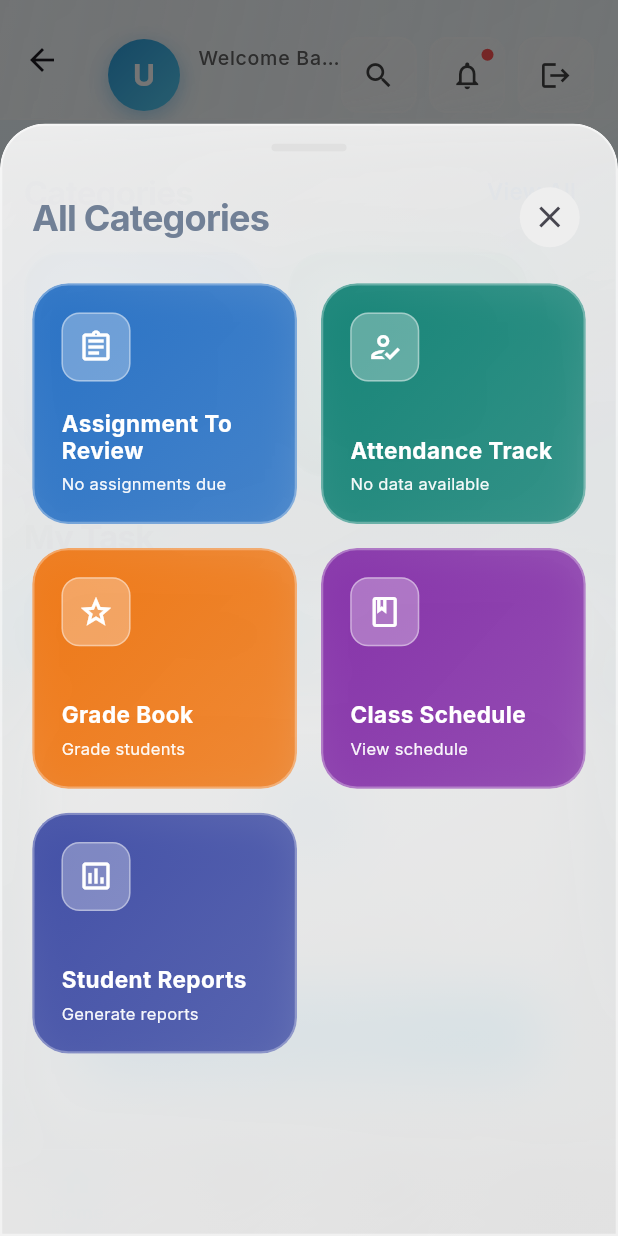
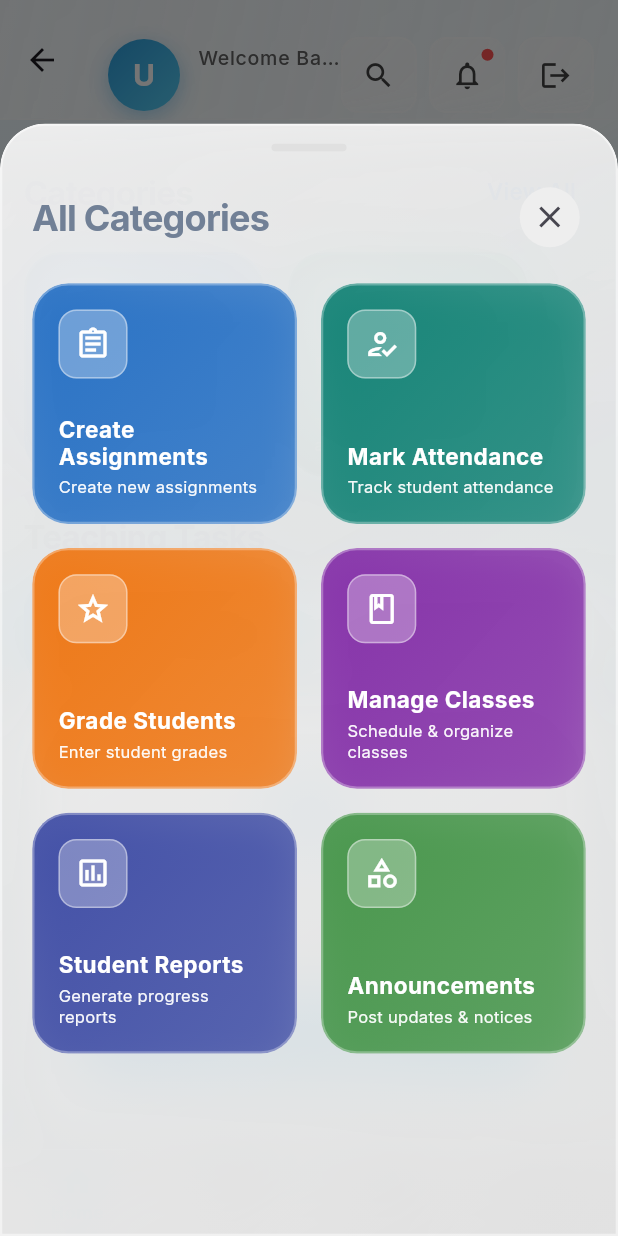
Before and after one commit to Innocent-Gershon/front-end_-_Backend_Implementation_Group-15, a Flutter app: the _HomeScreenContent screen opened directly with empty values, after a tap on "View All", on a phone screen of 412 x 824 dp. Run offline on Flutter 3.47's test engine with Material 3 defaults, Android fonts, the phone set to English and light mode, and no system bars; our stand-ins replace animate_do, cloud_firestore, equatable, firebase_auth, firebase_core, flutter_bloc and 2 more; accounts and stored records are empty; network calls fail.

Commit message:
Add detailed role-based UI architecture and user-specific task sections

```diff
--- a/edu_bridge_01/lib/presentation/pages/home/home_screen.dart
+++ b/edu_bridge_01/lib/presentation/pages/home/home_screen.dart
@@ -4,6 +4,107 @@ import 'dart:ui';
 import '../../bloc/auth/auth_bloc.dart';
 import '../../bloc/auth/auth_state.dart';
 import '../../bloc/auth/auth_event.dart';
+
+/*
+ * ============================================================================
+ * EDUBRIDGE HOME SCREEN - ROLE-BASED UI ARCHITECTURE
+ * ============================================================================
+ *
+ * This screen implements a role-based dashboard system with clear relationships
+ * between different user types. The UI is designed with glassmorphism effects
+ * for a modern, premium look and feel.
+ *
+ * USER ROLE RELATIONSHIPS & BACKEND REQUIREMENTS:
+ * ============================================================================
+ *
+ * 1. TEACHER → STUDENT RELATIONSHIP (Content Creation → Consumption)
+ *    -----------------------------------------------------------------
+ *    Teachers CREATE content that Students CONSUME:
+ *
+ *    TEACHER ACTIONS                    →  STUDENT VIEWS
+ *    -----------------                     --------------
+ *    • Create Assignments               →  My Assignments (view & submit)
+ *    • Mark Attendance                  →  My Attendance (view records)
+ *    • Grade Students                   →  My Grades (check grades)
+ *    • Manage Classes (schedule)        →  My Classes (view schedule)
+ *    • Post Announcements               →  Announcements (read updates)
+ *    • Upload Study Resources           →  Study Resources (access materials)
+ *
+ *    Backend Implementation:
+ *    - Assignment collection: { teacherId, studentIds[], title, description, dueDate, status }
+ *    - Attendance collection: { teacherId, classId, studentId, date, status }
+ *    - Grades collection: { teacherId, studentId, subject, grade, remarks }
+ *    - Classes collection: { teacherId, studentIds[], schedule, subject }
+ *    - Announcements collection: { teacherId, classId, message, timestamp }
+ *
+ * 2. TEACHER/STUDENT → PARENT RELATIONSHIP (Monitoring & Communication)
+ *    -----------------------------------------------------------------
+ *    Parents MONITOR their child's activities and COMMUNICATE with teachers:
+ *
+ *    PARENT VIEWS                           ← DATA SOURCE
+ *    ------------                             -----------
+ *    • Child's Assignments                 ← Student's assignment data
+ *    • Child's Attendance                  ← Student's attendance records
+ *    • Child's Grades                      ← Student's academic performance
+ *    • Class Schedule                      ← Student's class timetable
+ *    • Teacher Communication               ← Messages from teachers
+ *    • School Announcements                ← School-wide updates
+ *
+ *    Backend Implementation:
+ *    - Parent-Child relationship: { parentId, childId (studentId) }
+ *    - Parent dashboard queries student data filtered by childId
+ *    - Teacher-Parent messaging: { teacherId, parentId, studentId, message, timestamp }
+ *
+ * 3. GUEST USER (Limited Access)
+ *    -----------------------------------------------------------------
+ *    • Explore Features (view app capabilities)
+ *    • Sign Up (create new account)
+ *    • About Us (learn about the platform)
+ *
+ * ============================================================================
+ * UI DESIGN CONSISTENCY:
+ * ============================================================================
+ * All user types (Teacher, Student, Parent) use the SAME glassmorphism design:
+ * - Glassmorphic app bar with blur effects
+ * - Category cards with gradient overlays
+ * - Task section with gradient buttons (Active/Completed)
+ * - Recent updates with glassmorphic containers
+ * - Minimalistic "Create Task" modal with clean, white background
+ *
+ * Color Schemes (User-specific):
+ * - Student: Purple gradient (#6C63FF → #9C95FF)
+ * - Teacher: Blue gradient (#2D9CDB → #56CCF2)
+ * - Parent: Red-Orange gradient (#EB5757 → #F2994A)
+ *
+ * ============================================================================
+ * BACKEND INTEGRATION GUIDE:
+ * ============================================================================
+ *
+ * To integrate this UI with the backend:
+ *
+ * 1. Replace placeholder data in _getAllCategories() with Firestore queries:
+ *    - Teachers: Query assignments, attendance records, grades to create
+ *    - Students: Query their assigned tasks, attendance, grades to view
+ *    - Parents: Query child's data using parent-child relationship
+ *
+ * 2. Implement _buildMyTaskSection() with real task data:
+ *    - Fetch active/completed tasks based on user type
+ *    - Teachers: Tasks to review/grade
+ *    - Students: Assigned homework/projects
+ *    - Parents: Child's pending tasks
+ *
+ * 3. Implement _buildRecentUpdatesSection() with real-time updates:
+ *    - Use Firestore snapshots for live updates
+ *    - Teachers: Student submissions, new messages
+ *    - Students: New assignments, grade updates
+ *    - Parents: Teacher messages, child's progress updates
+ *
+ * 4. Connect Create Task modal (_showAddTaskModal) to Firestore:
+ *    - Save task with userId, userType, priority, dueDate, etc.
+ *    - Implement proper error handling and success feedback
+ *
+ * ============================================================================
+ */
 
 enum UserType { teacher, student, parent, guest }
 
@@ -207,30 +308,34 @@ class _HomeScreenContentState extends State<_HomeScreenContent> with SingleTicke
 
   List<Map<String, dynamic>> _getAllCategories() {
     if (widget.userType == UserType.teacher) {
+      // Teacher creates/manages content that students consume
       return [
-        {'title': 'Assignment To Review', 'placeholder': 'No assignments due', 'color': Colors.blue[800]!},
-        {'title': 'Attendance Track', 'placeholder': 'No data available', 'color': Colors.teal[700]!},
-        {'title': 'Grade Book', 'placeholder': 'Grade students', 'color': Colors.orange[800]!},
-        {'title': 'Class Schedule', 'placeholder': 'View schedule', 'color': Colors.purple[700]!},
-        {'title': 'Student Reports', 'placeholder': 'Generate reports', 'color': Colors.indigo[700]!},
+        {'title': 'Create Assignments', 'placeholder': 'Create new assignments', 'color': Colors.blue[800]!},
+        {'title': 'Mark Attendance', 'placeholder': 'Track student attendance', 'color': Colors.teal[700]!},
+        {'title': 'Grade Students', 'placeholder': 'Enter student grades', 'color': Colors.orange[800]!},
+        {'title': 'Manage Classes', 'placeholder': 'Schedule & organize classes', 'color': Colors.purple[700]!},
+        {'title': 'Student Reports', 'placeholder': 'Generate progress reports', 'color': Colors.indigo[700]!},
+        {'title': 'Announcements', 'placeholder': 'Post updates & notices', 'color': Colors.green[700]!},
       ];
     } else if (widget.userType == UserType.student) {
+      // Student consumes content created by teachers
       return [
-        {'title': 'Upcoming Classes', 'placeholder': 'No classes scheduled', 'color': Colors.green[700]!},
-        {'title': 'My Grades', 'placeholder': 'View your grades', 'color': Colors.orange[800]!},
-        {'title': 'Assignments', 'placeholder': 'Submit work', 'color': Colors.blue[800]!},
-        {'title': 'Study Resources', 'placeholder': 'Access materials', 'color': Colors.purple[700]!},
-        {'title': 'Attendance Track', 'placeholder': 'View attendance', 'color': Colors.teal[700]!},
-        {'title': 'Exam Schedule', 'placeholder': 'Upcoming exams', 'color': Colors.red[700]!},
+        {'title': 'My Assignments', 'placeholder': 'View & submit assignments', 'color': Colors.blue[800]!},
+        {'title': 'My Attendance', 'placeholder': 'View attendance records', 'color': Colors.teal[700]!},
+        {'title': 'My Grades', 'placeholder': 'Check your grades', 'color': Colors.orange[800]!},
+        {'title': 'My Classes', 'placeholder': 'View class schedule', 'color': Colors.purple[700]!},
+        {'title': 'Study Resources', 'placeholder': 'Access learning materials', 'color': Colors.indigo[700]!},
+        {'title': 'Announcements', 'placeholder': 'Read school updates', 'color': Colors.green[700]!},
       ];
     } else if (widget.userType == UserType.parent) {
+      // Parent monitors child's activities (student data + teacher communications)
       return [
-        {'title': 'Child Progress', 'placeholder': 'No reports available', 'color': Colors.purple[700]!},
-        {'title': 'Attendance Track', 'placeholder': 'View attendance', 'color': Colors.teal[700]!},
-        {'title': 'Academic Reports', 'placeholder': 'View grades', 'color': Colors.orange[800]!},
-        {'title': 'Teacher Messages', 'placeholder': 'Chat with teachers', 'color': Colors.blue[800]!},
-        {'title': 'School Events', 'placeholder': 'Upcoming events', 'color': Colors.green[700]!},
-        {'title': 'Fee Payments', 'placeholder': 'Payment history', 'color': Colors.indigo[700]!},
+        {'title': "Child's Assignments", 'placeholder': 'Track assignment progress', 'color': Colors.blue[800]!},
+        {'title': "Child's Attendance", 'placeholder': 'Monitor attendance records', 'color': Colors.teal[700]!},
+        {'title': "Child's Grades", 'placeholder': 'View academic performance', 'color': Colors.orange[800]!},
+        {'title': 'Class Schedule', 'placeholder': "View child's timetable", 'color': Colors.purple[700]!},
+        {'title': 'Teacher Communication', 'placeholder': 'Messages from teachers', 'color': Colors.indigo[700]!},
+        {'title': 'School Announcements', 'placeholder': 'Important updates', 'color': Colors.green[700]!},
       ];
     } else {
       return [
@@ -631,75 +736,6 @@ class _HomeScreenContentState extends State<_HomeScreenContent> with SingleTicke
     );
   }
 
-  // Helper: Build glassmorphic text field for forms
-  Widget _buildGlassmorphicTextField({
-    required TextEditingController controller,
-    required String hint,
-    int maxLines = 1,
-  }) {
-    return ClipRRect(
-      borderRadius: BorderRadius.circular(16),
-      child: BackdropFilter(
-        filter: ImageFilter.blur(sigmaX: 10, sigmaY: 10),
-        child: Container(
-          decoration: BoxDecoration(
-            gradient: LinearGradient(
-              colors: [
-                Colors.white.withOpacity(0.7),
-                Colors.white.withOpacity(0.5),
-              ],
-            ),
-            borderRadius: BorderRadius.circular(16),
-            border: Border.all(
-              color: Colors.white.withOpacity(0.5),
-              width: 1.5,
-            ),
-          ),
-          child: TextField(
-            controller: controller,
-            maxLines: maxLines,
-            style: const TextStyle(fontSize: 15, color: Colors.black87),
-            decoration: InputDecoration(
-              hintText: hint,
-              hintStyle: TextStyle(color: Colors.grey[600]),
-              border: InputBorder.none,
-              contentPadding: const EdgeInsets.all(18),
-            ),
-          ),
-        ),
-      ),
-    );
-  }
-
-  // Helper: Build field label with optional required indicator
-  Widget _buildFieldLabel(String label, IconData icon, {bool required = false}) {
-    return Row(
-      children: [
-        Icon(icon, color: _getPrimaryGradientColor(), size: 20),
-        const SizedBox(width: 8),
-        Text(
-          label,
-          style: const TextStyle(
-            fontSize: 16,
-            fontWeight: FontWeight.bold,
-            color: Colors.black87,
-          ),
-        ),
-        if (required) ...[
-          const SizedBox(width: 4),
-          const Text(
-            '*',
-            style: TextStyle(
-              fontSize: 16,
-              fontWeight: FontWeight.bold,
-              color: Colors.red,
-            ),
-          ),
-        ],
-      ],
-    );
-  }
-
   // User-specific theme colors
   Color _getPrimaryGradientColor() {
     switch (widget.userType) {
@@ -1102,15 +1138,15 @@ class _HomeScreenContentState extends State<_HomeScreenContent> with SingleTicke
             children: [
               if (widget.userType == UserType.teacher) ...[
                 _buildEmptyCategoryCard(
-                  title: 'Assignment To Review',
-                  placeholder: 'No assignments due',
+                  title: 'Create Assignments',
+                  placeholder: 'Create new assignments',
                   color: Colors.blue[800]!,
                   context: context,
                 ),
                 const SizedBox(width: 16),
                 _buildEmptyCategoryCard(
-                  title: 'Attendance Track',
-                  placeholder: 'No data available',
+                  title: 'Mark Attendance',
+                  placeholder: 'Track student attendance',
                   color: Colors.teal[700]!,
                   context: context,
                 ),
@@ -1118,31 +1154,31 @@ class _HomeScreenContentState extends State<_HomeScreenContent> with SingleTicke
 
               if (widget.userType == UserType.student) ...[
                 _buildEmptyCategoryCard(
-                  title: 'Upcoming Classes',
-                  placeholder: 'No classes scheduled',
-                  color: Colors.green[700]!,
+                  title: 'My Assignments',
+                  placeholder: 'View & submit assignments',
+                  color: Colors.blue[800]!,
                   context: context,
                 ),
                 const SizedBox(width: 16),
                 _buildEmptyCategoryCard(
-                  title: 'My Grades',
-                  placeholder: 'View your grades',
-                  color: Colors.orange[800]!,
+                  title: 'My Attendance',
+                  placeholder: 'View attendance records',
+                  color: Colors.teal[700]!,
                   context: context,
                 ),
               ],
 
               if (widget.userType == UserType.parent) ...[
                 _buildEmptyCategoryCard(
-                  title: 'Child Progress',
-                  placeholder: 'No reports available',
-                  color: Colors.purple[700]!,
+                  title: "Child's Assignments",
+                  placeholder: 'Track assignment progress',
+                  color: Colors.blue[800]!,
                   context: context,
                 ),
                 const SizedBox(width: 16),
                 _buildEmptyCategoryCard(
-                  title: 'Attendance Track',
-                  placeholder: 'View attendance',
+                  title: "Child's Attendance",
+                  placeholder: 'Monitor attendance records',
                   color: Colors.teal[700]!,
                   context: context,
                 ),
@@ -1182,8 +1218,9 @@ class _HomeScreenContentState extends State<_HomeScreenContent> with SingleTicke
         filter: ImageFilter.blur(sigmaX: 10, sigmaY: 10),
         child: Container(
           width: 160,
+          height: 155,
           margin: const EdgeInsets.only(right: 0),
-          padding: const EdgeInsets.all(18),
+          padding: const EdgeInsets.all(16),
           decoration: BoxDecoration(
             gradient: LinearGradient(
               begin: Alignment.topLeft,
@@ -1214,6 +1251,7 @@ class _HomeScreenContentState extends State<_HomeScreenContent> with SingleTicke
           child: Column(
             crossAxisAlignment: CrossAxisAlignment.start,
             mainAxisAlignment: MainAxisAlignment.spaceBetween,
+            mainAxisSize: MainAxisSize.min,
             children: [
               Container(
                 padding: const EdgeInsets.all(10),
@@ -1231,8 +1269,11 @@ class _HomeScreenContentState extends State<_HomeScreenContent> with SingleTicke
                   size: 24,
                 ),
               ),
-              Column(
+              const SizedBox(height: 4),
+              Flexible(
+                child: Column(
                   crossAxisAlignment: CrossAxisAlignment.start,
+                  mainAxisSize: MainAxisSize.min,
                   children: [
                     Text(
                       title,
@@ -1246,7 +1287,7 @@ class _HomeScreenContentState extends State<_HomeScreenContent> with SingleTicke
                       maxLines: 2,
                       overflow: TextOverflow.ellipsis,
                     ),
-                  const SizedBox(height: 6),
+                    const SizedBox(height: 4),
                     Text(
                       placeholder,
                       style: TextStyle(
@@ -1259,6 +1300,7 @@ class _HomeScreenContentState extends State<_HomeScreenContent> with SingleTicke
                       overflow: TextOverflow.ellipsis,
                     ),
                   ],
+                ),
               ),
             ],
           ),
@@ -1286,13 +1328,26 @@ class _HomeScreenContentState extends State<_HomeScreenContent> with SingleTicke
   }
 
   Widget _buildMyTaskSection(BuildContext context) {
+    // Get user-specific task section title
+    String getSectionTitle() {
+      switch (widget.userType) {
+        case UserType.teacher:
+          return 'Teaching Tasks';
+        case UserType.student:
+          return 'My Tasks';
+        case UserType.parent:
+          return "Child's Tasks";
+        default:
+          return 'Tasks';
+      }
+    }
 
     return Column(
       crossAxisAlignment: CrossAxisAlignment.start,
       children: [
-        const Text(
-          'My Task',
-          style: TextStyle(
+        Text(
+          getSectionTitle(),
+          style: const TextStyle(
             fontSize: 22,
             fontWeight: FontWeight.bold,
             letterSpacing: -0.5,
@@ -1417,12 +1472,39 @@ class _HomeScreenContentState extends State<_HomeScreenContent> with SingleTicke
   }
 
   Widget _buildRecentUpdatesSection(BuildContext context) {
+    // Get user-specific updates section info
+    String getSectionTitle() {
+      switch (widget.userType) {
+        case UserType.teacher:
+          return 'Recent Activity';
+        case UserType.student:
+          return 'Recent Updates';
+        case UserType.parent:
+          return "Child's Updates";
+        default:
+          return 'Recent Updates';
+      }
+    }
+
+    String getEmptyMessage() {
+      switch (widget.userType) {
+        case UserType.teacher:
+          return 'No recent activity from your classes.';
+        case UserType.student:
+          return 'No new assignments or announcements.';
+        case UserType.parent:
+          return 'No recent updates about your child.';
+        default:
+          return 'No recent updates at the moment.';
+      }
+    }
+
     return Column(
       crossAxisAlignment: CrossAxisAlignment.start,
       children: [
-        const Text(
-          'Recent Updates',
-          style: TextStyle(
+        Text(
+          getSectionTitle(),
+          style: const TextStyle(
             fontSize: 22,
             fontWeight: FontWeight.bold,
             letterSpacing: -0.5,
@@ -1432,7 +1514,7 @@ class _HomeScreenContentState extends State<_HomeScreenContent> with SingleTicke
 
         _buildEmptyPlaceholderCard(
           icon: Icons.info_outline,
-          message: 'No recent updates at the moment.',
+          message: getEmptyMessage(),
           buttonText: 'Check for updates',
           onButtonPressed: () {
             print('Refresh updates for ${widget.userType}');
```
Lines whose indentation alone changed are shown as unchanged.
